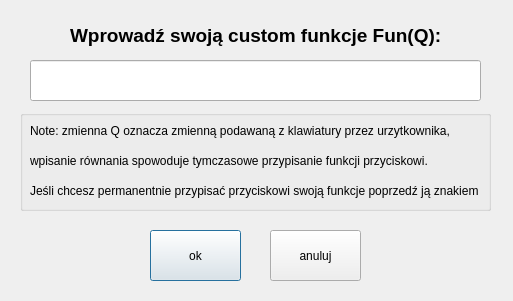
First picture: the form in input.ui, repository PetereQ/kalkulator-prosto-naukowy, before the edit.
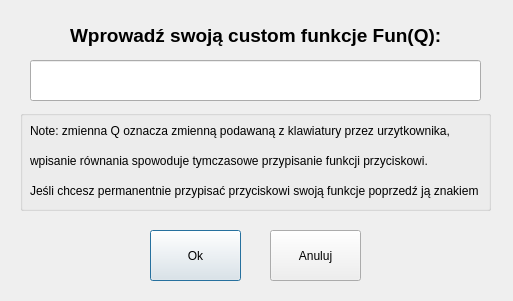
Second picture: the form after the edit.

Commit message: Lekka modyfikacja README, poprawa ui oraz naprawa bledu na systemie windows

The edit to the form file:
```diff
--- a/input.ui
+++ b/input.ui
@@ -132,7 +132,7 @@
     </font>
    </property>
    <property name="text">
-    <string>ok</string>
+    <string>Ok</string>
    </property>
   </widget>
   <widget class="QPushButton" name="cancel_input">
@@ -145,7 +145,7 @@
     </rect>
    </property>
    <property name="text">
-    <string>anuluj</string>
+    <string>Anuluj</string>
    </property>
   </widget>
  </widget>
```
The commit also changes 2 other files.
